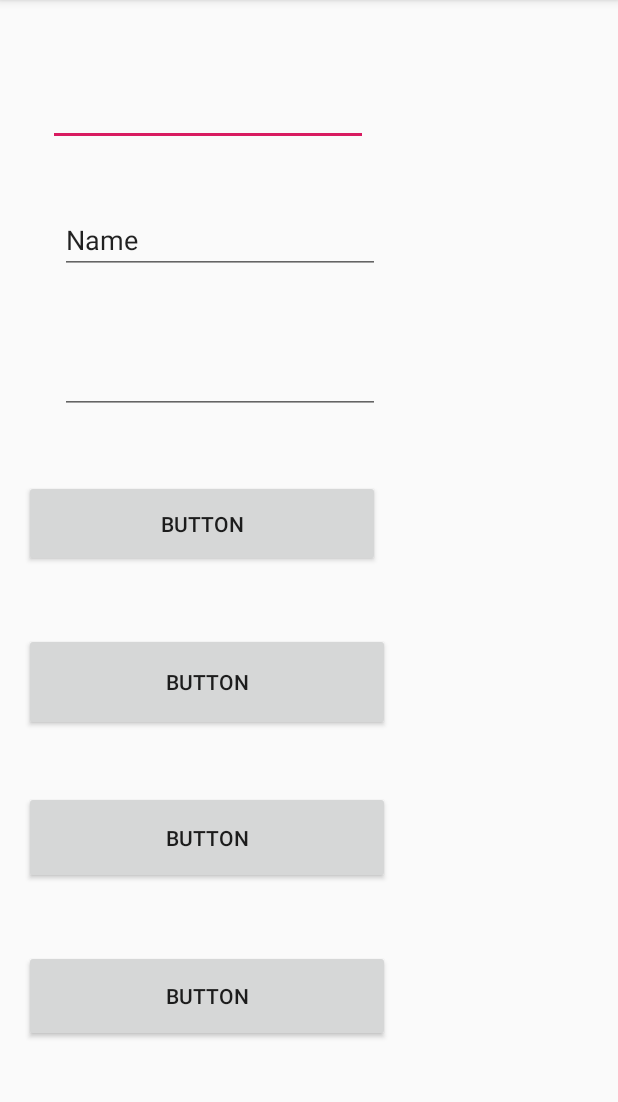
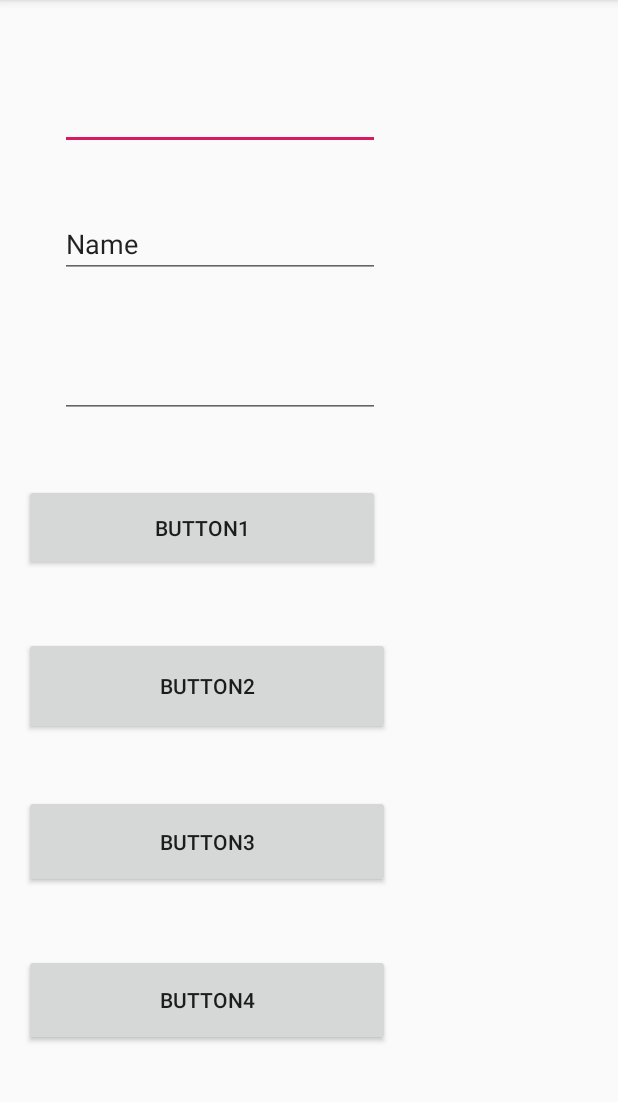
Before and after one commit to Francocambursano/DataBasePared, an Android app: the pared screen opened directly, with no data from a screen before it, on a phone screen of 412 x 824 dp, the part 84-1186 px from its top. Run offline under Robolectric (Android 15) with nearby library versions, the phone set to English and light mode, and no system bars.

Commit message:
version base de datos

```diff
--- a/app/src/main/res/layout/activity_pared.xml
+++ b/app/src/main/res/layout/activity_pared.xml
@@ -17,12 +17,12 @@
         android:inputType="number"
         app:layout_constraintBottom_toBottomOf="parent"
         app:layout_constraintEnd_toEndOf="parent"
-        app:layout_constraintHorizontal_bias="0.0"
+        app:layout_constraintHorizontal_bias="0.048"
         app:layout_constraintStart_toStartOf="parent"
         app:layout_constraintTop_toTopOf="parent"
-        app:layout_constraintVertical_bias="0.0"
-        tools:text="@string/txt_codigo"
-        tools:ignore="Autofill"/>
+        app:layout_constraintVertical_bias="0.004"
+        tools:ignore="Autofill"
+        tools:text="@string/txt_codigo" />
 
     <EditText
         android:id="@+id/txt_descripcion"
@@ -61,7 +61,7 @@
         android:layout_marginLeft="16dp"
         android:layout_marginTop="44dp"
         android:onClick="Registrar"
-        android:text="Button"
+        android:text="Button1"
         app:layout_constraintStart_toStartOf="parent"
         app:layout_constraintTop_toBottomOf="@+id/txt_precio"
         tools:text="@string/BontonRegistrar"
@@ -75,7 +75,7 @@
         android:layout_marginLeft="16dp"
         android:layout_marginTop="44dp"
         android:onClick="Buscar"
-        android:text="Button"
+        android:text="Button2"
         app:layout_constraintStart_toStartOf="parent"
         app:layout_constraintTop_toBottomOf="@+id/button"
         tools:text="@string/BotonBuscar"
@@ -89,7 +89,7 @@
         android:layout_marginLeft="16dp"
         android:layout_marginTop="40dp"
         android:onClick="Modificar"
-        android:text="Button"
+        android:text="Button3"
         app:layout_constraintStart_toStartOf="parent"
         app:layout_constraintTop_toBottomOf="@+id/button2"
         tools:text="@string/BotonModificar" />
@@ -102,7 +102,7 @@
         android:layout_marginLeft="16dp"
         android:layout_marginTop="44dp"
         android:onClick="Eliminar"
-        android:text="Button"
+        android:text="Button4"
         app:layout_constraintStart_toStartOf="parent"
         app:layout_constraintTop_toBottomOf="@+id/button3"
         tools:text="@string/BotonEliminar" />
--- a/app/src/main/res/values/strings.xml
+++ b/app/src/main/res/values/strings.xml
@@ -1,17 +1,15 @@
 <resources>
     <string name="titulo">Calculo de Material</string>
     <string name="app_name">francocambursano</string>
-    <string name="boton1">piso</string>
+    <string name="botonpiso">piso</string>
     <string name="BotonPared">pared</string>
-    <string name="boton3">escaleras</string>
-    <string name="boton4">tejas</string>
+    <string name="botonescalera">escaleras</string>
+    <string name="botontejas">tejas</string>
     <string name="title_activity_francomaps">Map</string>
     <string name="imgpiso">imagenpiso</string>
     <string name="imgpared">imagenpared</string>
     <string name="imgtejas">imagentejas</string>
     <string name="imgyeso">imagenyeso</string>
-
-
 
     <string name="txt_codigo">Codigo del Producto</string>
     <string name="txt_descripcion">Descripcion del producto</string>
```
